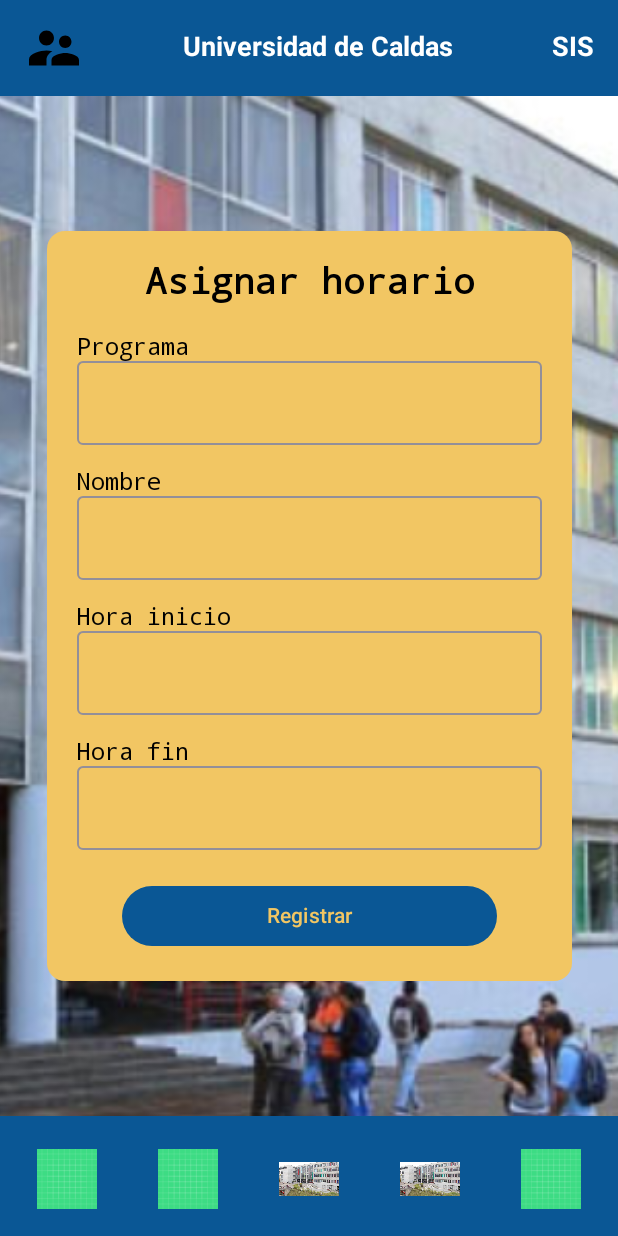
After one commit to codemains-s/Sistema-de-Informacion-de-Salas, an Android app built with Jetpack Compose: the composable HoraryRegisterView shown on its own in the app's theme, on a phone screen of 412 x 824 dp. The commit adds this screen. Run offline under Robolectric (Android 15) with nearby library versions, the phone set to English and light mode, and no system bars.

Commit message:
View de Asignar Horario y creación de endspoints para cada clase

```diff
--- /dev/null
+++ b/sis/app/src/main/java/com/example/sis/views/HoraryRegisterView.kt
@@ -0,0 +1,205 @@
+package com.example.sis.views
+
+import androidx.compose.foundation.Image
+import androidx.compose.foundation.background
+import androidx.compose.foundation.layout.*
+import androidx.compose.foundation.rememberScrollState
+import androidx.compose.foundation.verticalScroll
+import androidx.compose.material3.*
+import androidx.compose.runtime.Composable
+import androidx.compose.ui.Alignment
+import androidx.compose.ui.Modifier
+import androidx.compose.ui.graphics.Color
+import androidx.compose.ui.layout.ContentScale
+import androidx.compose.ui.res.painterResource
+import androidx.compose.ui.text.font.FontWeight
+import androidx.compose.ui.text.style.TextAlign
+import androidx.compose.ui.tooling.preview.Preview
+import androidx.compose.ui.unit.dp
+import androidx.compose.ui.unit.sp
+import androidx.navigation.compose.rememberNavController
+import com.example.sis.R
+import com.example.sis.ui.theme.SISTheme
+
+@OptIn(ExperimentalMaterial3Api::class)
+@Composable
+fun HoraryRegisterView() {
+    Scaffold(
+        topBar = {
+            TopAppBar(
+                title = {
+                    Row(
+                        horizontalArrangement = Arrangement.SpaceBetween,
+                        modifier = Modifier.fillMaxWidth()
+                    ) {
+                        Image(
+                            painter = painterResource(id = R.drawable.register),
+                            contentDescription = "Logo Universidad",
+                            modifier = Modifier.size(40.dp)
+                        )
+                        Text(
+                            text = "Universidad de Caldas",
+                            color = Color.White,
+                            fontSize = 18.sp,
+                            fontWeight = FontWeight.Bold,
+                            modifier = Modifier.padding(top = 5.dp)
+                        )
+                        Text(
+                            text = "SIS",
+                            color = Color.White,
+                            fontSize = 18.sp,
+                            fontWeight = FontWeight.Bold,
+                            textAlign = TextAlign.End,
+                            modifier = Modifier.padding(end = 16.dp, top = 5.dp) // Margin a la derecha
+                        )
+                    }
+                },
+                colors = TopAppBarDefaults.smallTopAppBarColors(
+                    containerColor = Color(0xFF0A5795)
+                )
+            )
+        },
+        bottomBar = {
+            BottomAppBar(
+                containerColor = Color(0xFF0A5795)
+            ) {
+                Row(
+                    horizontalArrangement = Arrangement.SpaceAround,
+                    modifier = Modifier.fillMaxWidth()
+                ) {
+                    Image(
+                        painter = painterResource(id = R.drawable.ic_launcher_background),
+                        contentDescription = "Home",
+                        modifier = Modifier.size(40.dp)
+                    )
+                    Image(
+                        painter = painterResource(id = R.drawable.ic_launcher_background),
+                        contentDescription = "Schedule",
+                        modifier = Modifier.size(40.dp)
+                    )
+                    Image(
+                        painter = painterResource(id = R.drawable.ucaldas_fondo2),
+                        contentDescription = "Notifications",
+                        modifier = Modifier.size(40.dp)
+                    )
+                    Image(
+                        painter = painterResource(id = R.drawable.ucaldas_fondo1),
+                        contentDescription = "Profile",
+                        modifier = Modifier.size(40.dp)
+                    )
+                    Image(
+                        painter = painterResource(id = R.drawable.ic_launcher_background), // Icono extra
+                        contentDescription = "Settings",
+                        modifier = Modifier.size(40.dp)
+                    )
+                }
+            }
+        }
+    ) { innerPadding ->
+        Box(
+            modifier = Modifier
+                .fillMaxSize()
+        ) {
+            // Fondo de la pantalla
+            Image(
+                painter = painterResource(id = R.drawable.ucaldas_fondo3), // Aquí se debe ingresar la imagen de fondo
+                contentDescription = null,
+                contentScale = ContentScale.Crop,
+                modifier = Modifier.fillMaxSize()
+            )
+
+            // Contenido principal
+            Column(
+                modifier = Modifier
+                    .fillMaxSize()
+                    .padding(innerPadding)
+                    .verticalScroll(rememberScrollState()), // Permitir scroll si es necesario
+                verticalArrangement = Arrangement.Center,
+                horizontalAlignment = Alignment.CenterHorizontally
+            ) {
+                Card(
+                    modifier = Modifier
+                        .width(350.dp)
+                        .height(500.dp),
+                    colors = CardDefaults.cardColors(
+                        containerColor = Color(0xFFF2C663)
+                    )
+                ) {
+                    Column(
+                        modifier = Modifier
+                            .fillMaxSize()
+                            .padding(20.dp),
+                        verticalArrangement = Arrangement.Center,
+                        horizontalAlignment = Alignment.CenterHorizontally
+                    ) {
+                        Text(
+                            text = "Asignar horario",
+                            color = Color.Black,
+                            fontSize = 24.sp,
+                            fontWeight = FontWeight.Bold
+                        )
+                        Spacer(modifier = Modifier.height(20.dp))
+
+                        // Etiquetas de color negro sobre los campos
+                        Text(text = "Programa", color = Color.Black, modifier = Modifier.align(Alignment.Start))
+                        OutlinedTextField(
+                            value = "", // Reemplaza con el valor del estado
+                            onValueChange = { /* Reemplaza con la lógica de cambio de valor */ },
+                            modifier = Modifier.fillMaxWidth()
+                        )
+                        Spacer(modifier = Modifier.height(15.dp))
+
+                        Text(text = "Nombre", color = Color.Black, modifier = Modifier.align(Alignment.Start))
+                        OutlinedTextField(
+                            value = "", // Reemplaza con el valor del estado
+                            onValueChange = { /* Reemplaza con la lógica de cambio de valor */ },
+                            modifier = Modifier.fillMaxWidth()
+                        )
+                        Spacer(modifier = Modifier.height(15.dp))
+
+                        Text(text = "Hora inicio", color = Color.Black, modifier = Modifier.align(Alignment.Start))
+                        OutlinedTextField(
+                            value = "", // Reemplaza con el valor del estado
+                            onValueChange = { /* Reemplaza con la lógica de cambio de valor */ },
+                            modifier = Modifier.fillMaxWidth()
+                        )
+                        Spacer(modifier = Modifier.height(15.dp))
+
+                        Text(text = "Hora fin", color = Color.Black, modifier = Modifier.align(Alignment.Start))
+                        OutlinedTextField(
+                            value = "", // Reemplaza con el valor del estado
+                            onValueChange = { /* Reemplaza con la lógica de cambio de valor */ },
+                            modifier = Modifier.fillMaxWidth()
+                        )
+                        Spacer(modifier = Modifier.height(20.dp))
+
+                        // Botón final para confirmar el registro
+                        Button(
+                            onClick = { /* Reemplaza con la lógica del botón */ },
+                            colors = ButtonDefaults.buttonColors(
+                                containerColor = Color(0xFF0A5795) // Color del encabezado
+                            ),
+                            modifier = Modifier
+                                .fillMaxWidth()
+                                .padding(horizontal = 30.dp)
+                        ) {
+                            Text(
+                                text = "Registrar",
+                                color = Color(0xFFF2C663) // Color del formulario
+                            )
+                        }
+                    }
+                }
+            }
+        }
+    }
+}
+
+
+@Preview(showBackground = true)
+@Composable
+fun PreviewMainScreen() {
+    SISTheme {
+        HoraryRegisterView()
+    }
+}
```
Also changed, not shown: sis/app/src/main/java/com/example/sis/MainActivity.kt (+10 -0 lines), sis/app/src/main/java/com/example/sis/endpoints/Role_api.kt (added, +22 -0 lines), sis/app/src/main/java/com/example/sis/endpoints/RoomSchedule_api.kt (added, +23 -0 lines), sis/app/src/main/java/com/example/sis/endpoints/Room_api.kt (added, +22 -0 lines), sis/app/src/main/java/com/example/sis/endpoints/Schedule_api.kt (added, +22 -0 lines), sis/app/src/main/java/com/example/sis/endpoints/UserRoom_api.kt (added, +22 -0 lines).
